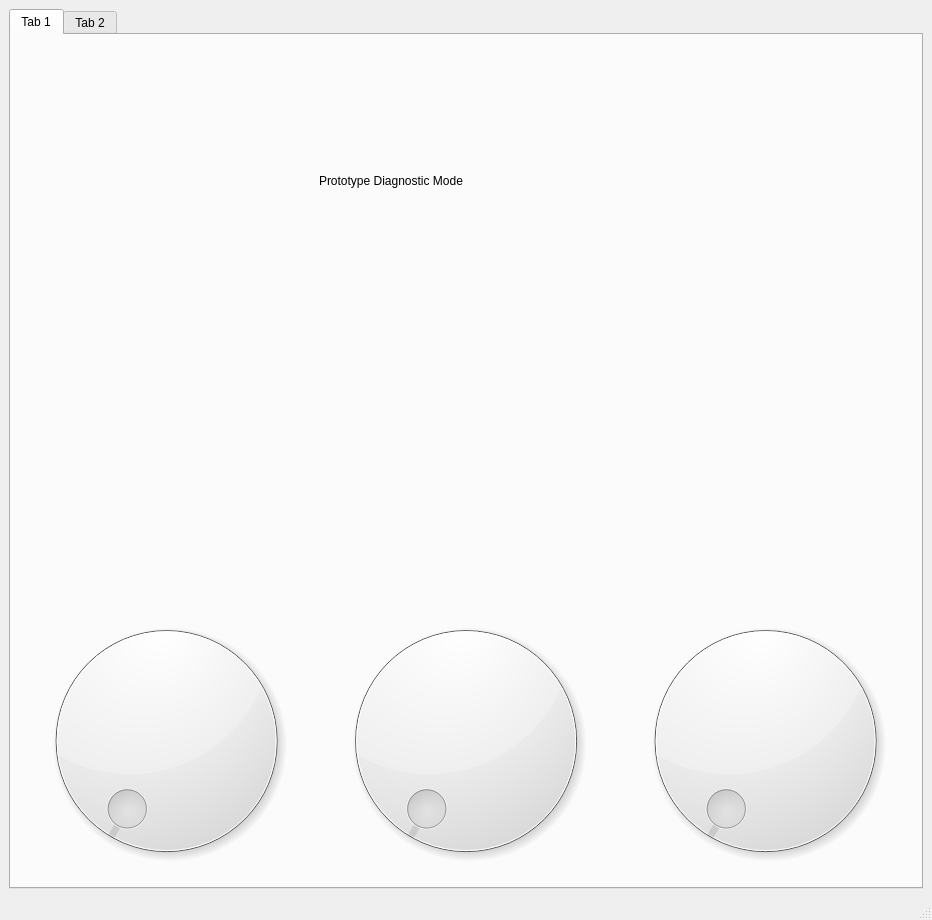
Old version of the form POC.ui in the repository YCP-Rev-Metrix/BallSpinner-Controller-v2.
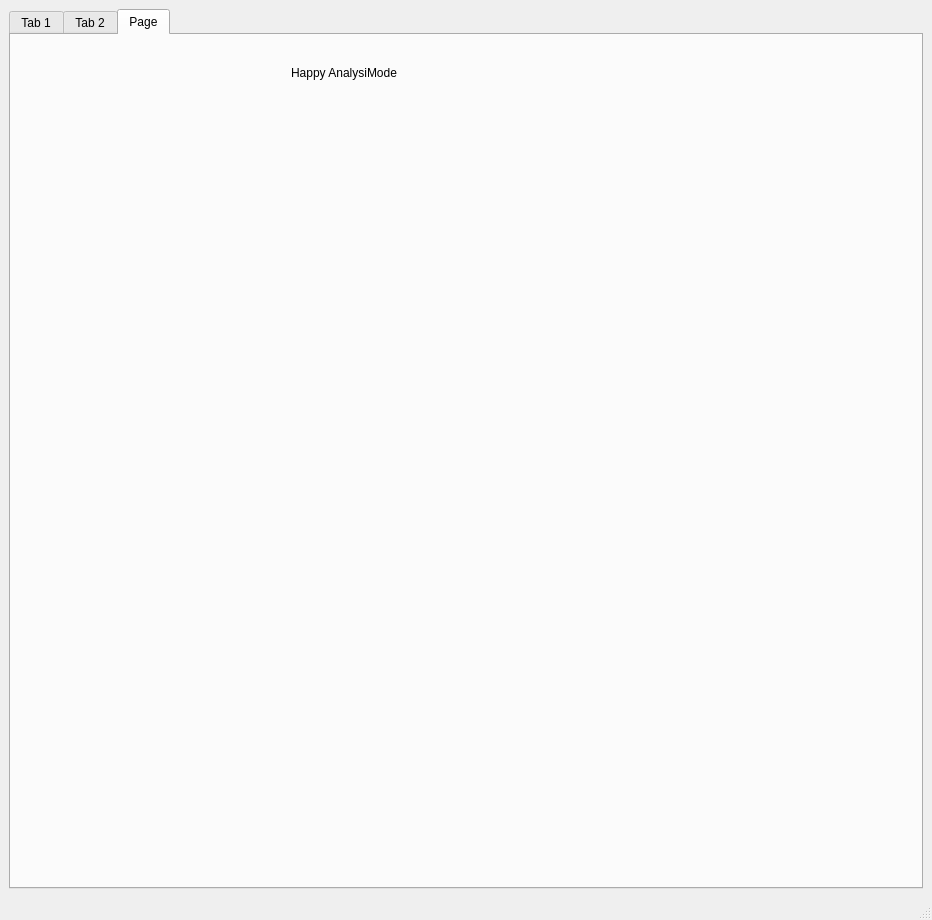
New version of the form. Custom widgets are drawn as their Qt base class.

What changed in the file:
```diff
--- a/POC.ui
+++ b/POC.ui
@@ -18,7 +18,7 @@
     <item row="0" column="1">
      <widget class="QTabWidget" name="tabWidget">
       <property name="currentIndex">
-       <number>0</number>
+       <number>2</number>
       </property>
       <widget class="QWidget" name="tab">
        <attribute name="title">
@@ -104,6 +104,24 @@
         </property>
        </widget>
       </widget>
+      <widget class="QWidget" name="AnalysisMode">
+       <attribute name="title">
+        <string>Page</string>
+       </attribute>
+       <widget class="QLabel" name="label_3">
+        <property name="geometry">
+         <rect>
+          <x>280</x>
+          <y>30</y>
+          <width>341</width>
+          <height>16</height>
+         </rect>
+        </property>
+        <property name="text">
+         <string>Happy AnalysiMode</string>
+        </property>
+       </widget>
+      </widget>
      </widget>
     </item>
    </layout>
```
